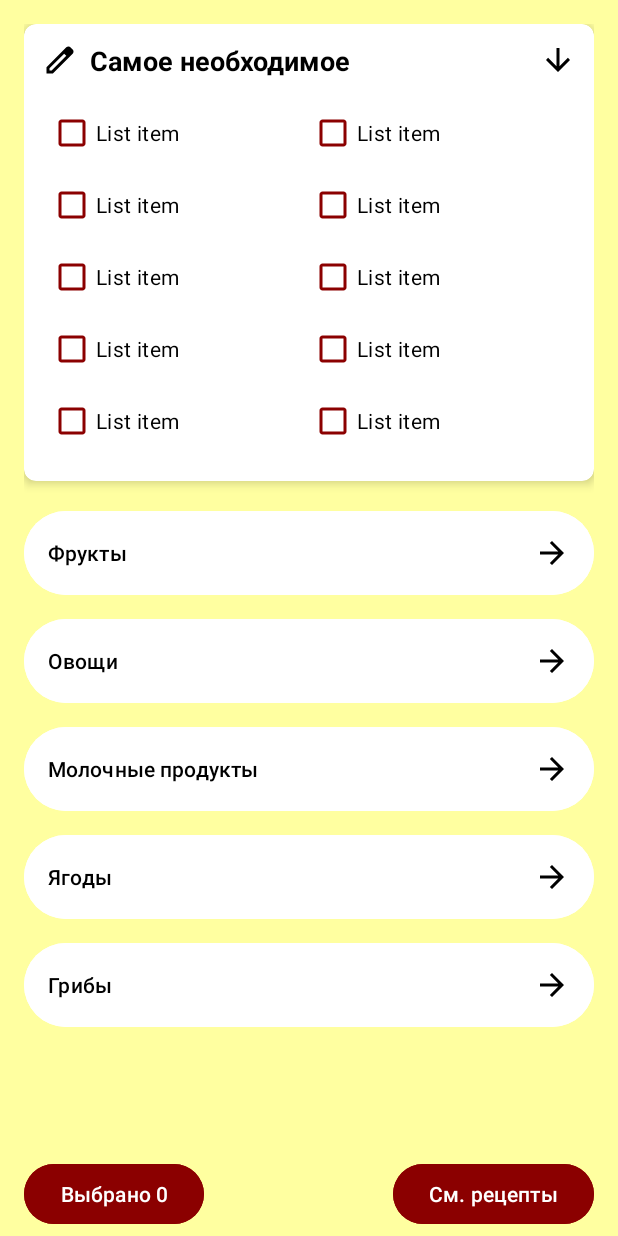
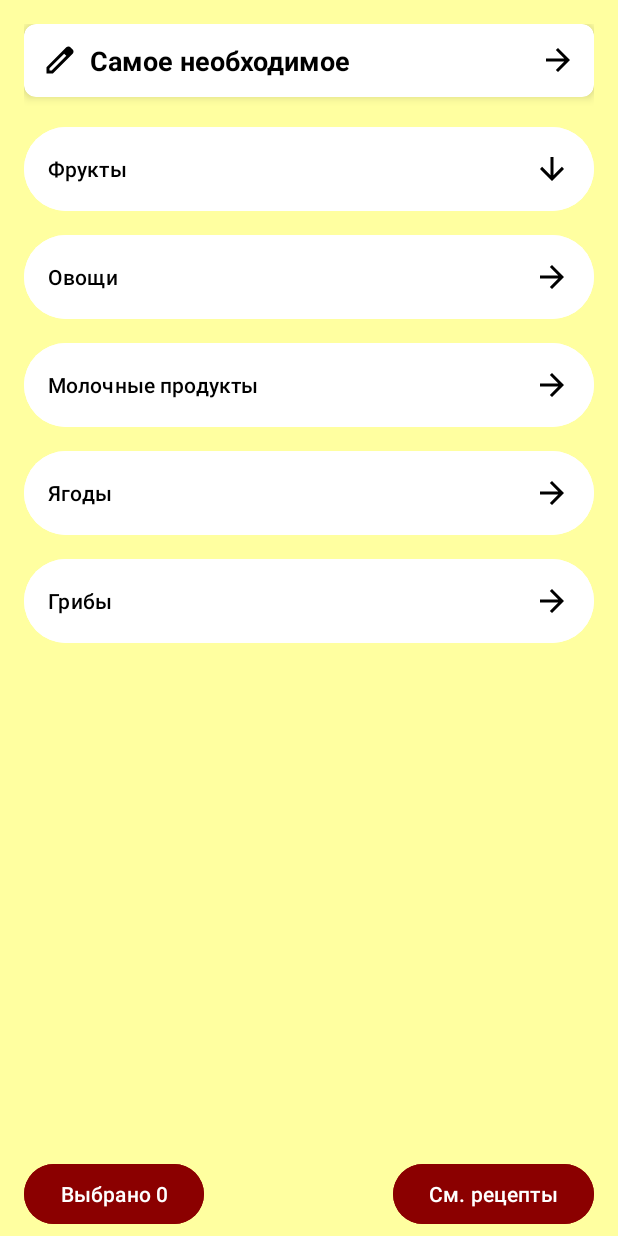
Before and after one commit to Pro100baobab/PaletteOfFlavors, an Android app: the fragment FridgeFragment placed in its activity, after a tap on "Фрукты", on a phone screen of 412 x 824 dp. Run offline under Robolectric (Android 15) with nearby library versions, the phone set to English and light mode, and no system bars; our stand-ins replace navigation-ui; 1 other tap on this screen came first.

Commit message:
небольшие изменения отображения фрагмента FridgeFragment

```diff
--- a/app/src/main/java/com/paletteofflavors/FridgeFragment.kt
+++ b/app/src/main/java/com/paletteofflavors/FridgeFragment.kt
@@ -1,10 +1,19 @@
 package com.paletteofflavors
 
+import android.graphics.drawable.Drawable
 import android.os.Bundle
 import androidx.fragment.app.Fragment
 import android.view.LayoutInflater
 import android.view.View
 import android.view.ViewGroup
+import android.widget.Button
+import android.widget.ImageView
+import androidx.appcompat.content.res.AppCompatResources
+import androidx.core.content.ContextCompat
+import androidx.core.view.get
+import androidx.core.view.isVisible
+import androidx.lifecycle.findViewTreeViewModelStoreOwner
+import androidx.transition.Visibility
 import com.paletteofflavors.databinding.FragmentFridgeBinding
 
 
@@ -13,33 +22,127 @@ class FridgeFragment : Fragment() {
     var _binding: FragmentFridgeBinding? = null
     val binding get() = _binding!!
 
+    class Direction(){
+        val forward = "forward"
+        val downward = "downward"
+        var direction = forward
+    }
+
+
+    val mostHaveIngredients = listOf<String>(
+        "Спагетти", "Бекон", "Яйца", "Пармезан", "Молоко",
+        "Тыква", "Куриная грудка", "Шоколад", "Сливки"
+    ).sorted()
+
+    val mostHaveDirection = Direction()
+    val fruitsDirection = Direction()
+    val vegetablesDirection = Direction()
+    val dairyDirection = Direction()
+    val berriesDirection = Direction()
+    val mushroomsDirection = Direction()
+
+
     override fun onCreateView(
         inflater: LayoutInflater, container: ViewGroup?,
         savedInstanceState: Bundle?
     ): View {
         _binding = FragmentFridgeBinding.inflate(inflater, container, false)
+        mostHaveDirection.direction = Direction().downward
         return _binding!!.root
     }
 
     override fun onViewCreated(view: View, savedInstanceState: Bundle?) {
         super.onViewCreated(view, savedInstanceState)
 
-        setObservers()
+        setMostHaveIngredient()
+        setListeners()
     }
 
-    private fun setObservers() {
+    private fun setMostHaveIngredient() {
+    }
 
-        //val drawables = button.compoundDrawablesRelative // Получаем массив drawables [start, top, end, bottom]
-        //val currentDrawableEnd = drawables[2] // Текущий drawableEnd (индекс 2)
-        binding.fruitsButton.setOnClickListener {
+    private fun setListeners() {
 
+        binding.mostHave.setOnClickListener {
+            mostHaveVisible(mostHaveDirection, binding.mostHaveArrow)
         }
 
-        //binding.fruitsButton.setCompoundDrawablesRelativeWithIntrinsicBounds(null, null, null, end = R.drawable.arrow_forward_24px)
+
+        binding.fruitsButton.setOnClickListener {
+            changeArrowRotation(binding.fruitsButton, fruitsDirection)
+        }
+        binding.vegetablesButton.setOnClickListener {
+            changeArrowRotation(binding.vegetablesButton, vegetablesDirection)
+        }
+        binding.dairyButton.setOnClickListener {
+            changeArrowRotation(binding.dairyButton, dairyDirection)
+        }
+        binding.berriesButton.setOnClickListener {
+            changeArrowRotation(binding.berriesButton, berriesDirection)
+        }
+        binding.mushroomsButton.setOnClickListener {
+            changeArrowRotation(binding.mushroomsButton, mushroomsDirection)
+        }
+    }
+
+    private fun mostHaveVisible(Direction: Direction, imageView: ImageView) {
+
+        val arrowForward = R.drawable.arrow_forward_24px
+        val arrowDownward = R.drawable.arrow_downward_24px
+
+
+        val newIcon: Int = when(Direction.direction) {
+            "forward" -> {
+                Direction.direction = Direction().downward
+                binding.mostHaveContent.visibility = View.VISIBLE
+                arrowDownward
+            }
+            "downward" -> {
+                Direction.direction = Direction().forward
+                binding.mostHaveContent.visibility = View.GONE
+                arrowForward
+            }
+            else -> {
+                Direction.direction = Direction().downward
+                binding.mostHaveContent.visibility = View.GONE
+                arrowForward
+            }
+        }
+
+        imageView.setImageResource(newIcon)
     }
 
     override fun onDestroyView() {
         super.onDestroyView()
         _binding = null
     }
+
+    private fun changeArrowRotation(button: Button, Direction: Direction) {
+
+        val currentDrawables = button.compoundDrawablesRelative
+        val arrowForward = ContextCompat.getDrawable(button.context, R.drawable.arrow_forward_24px)
+        val arrowDownward = ContextCompat.getDrawable(button.context, R.drawable.arrow_downward_24px)
+
+        val newIcon: Drawable? = when(Direction.direction) {
+            "forward" -> {
+                Direction.direction = Direction().downward
+                arrowDownward
+            }
+            "downward" -> {
+                Direction.direction = Direction().forward
+                arrowForward
+            }
+            else -> {
+                Direction.direction = Direction().downward
+                arrowForward
+            }
+        }
+
+        button.setCompoundDrawablesRelativeWithIntrinsicBounds(
+            currentDrawables[0],
+            currentDrawables[1],
+            newIcon,
+            currentDrawables[3]
+        )
+    }
 }
--- a/app/src/main/res/layout/fragment_fridge.xml
+++ b/app/src/main/res/layout/fragment_fridge.xml
@@ -44,6 +44,8 @@
                         android:orientation="vertical">
 
                         <LinearLayout
+
+                            android:id="@+id/mostHave"
                             android:layout_width="match_parent"
                             android:layout_height="wrap_content"
                             android:gravity="center_vertical"
@@ -67,13 +69,15 @@
                                 android:textStyle="bold" />
 
                             <ImageView
+                                android:id="@+id/mostHaveArrow"
                                 android:layout_width="wrap_content"
                                 android:layout_height="wrap_content"
                                 android:src="@drawable/arrow_downward_24px"
-                                app:tint="@color/black"/>
+                                app:tint="@color/black" />
                         </LinearLayout>
 
                         <LinearLayout
+                            android:id="@+id/mostHaveContent"
                             android:layout_width="match_parent"
                             android:layout_height="wrap_content"
                             android:orientation="horizontal"
@@ -82,6 +86,7 @@
                             android:paddingBottom="16dp">
 
                             <LinearLayout
+                                android:id="@+id/mostHaveContent1"
                                 android:layout_width="match_parent"
                                 android:layout_height="wrap_content"
                                 android:layout_weight="1"
@@ -120,6 +125,7 @@
 
                             </LinearLayout>
                             <LinearLayout
+                                android:id="@+id/mostHaveContent2"
                                 android:layout_width="match_parent"
                                 android:layout_height="wrap_content"
                                 android:layout_weight="1"
```
